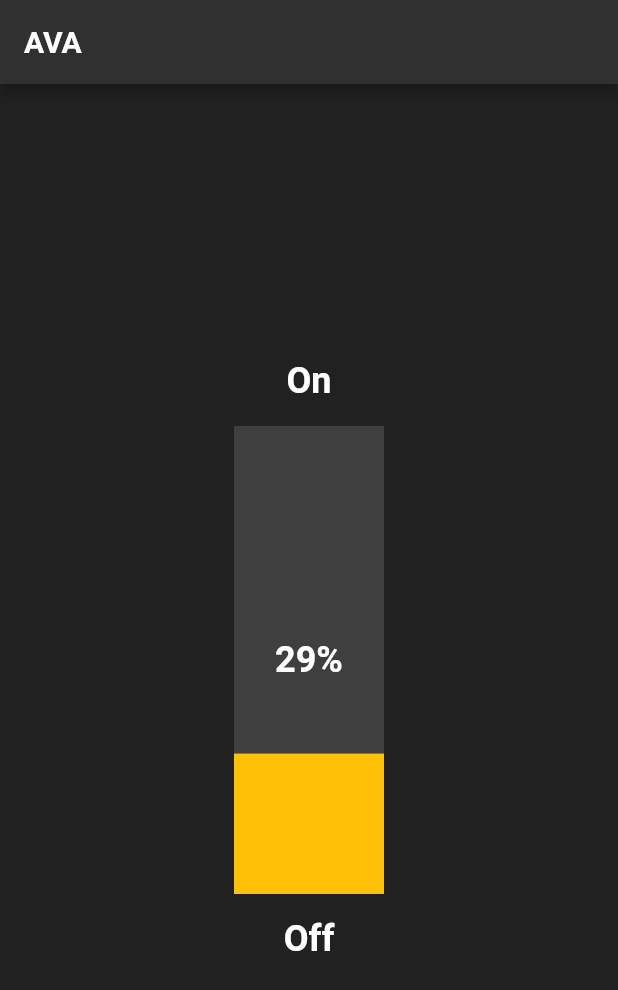
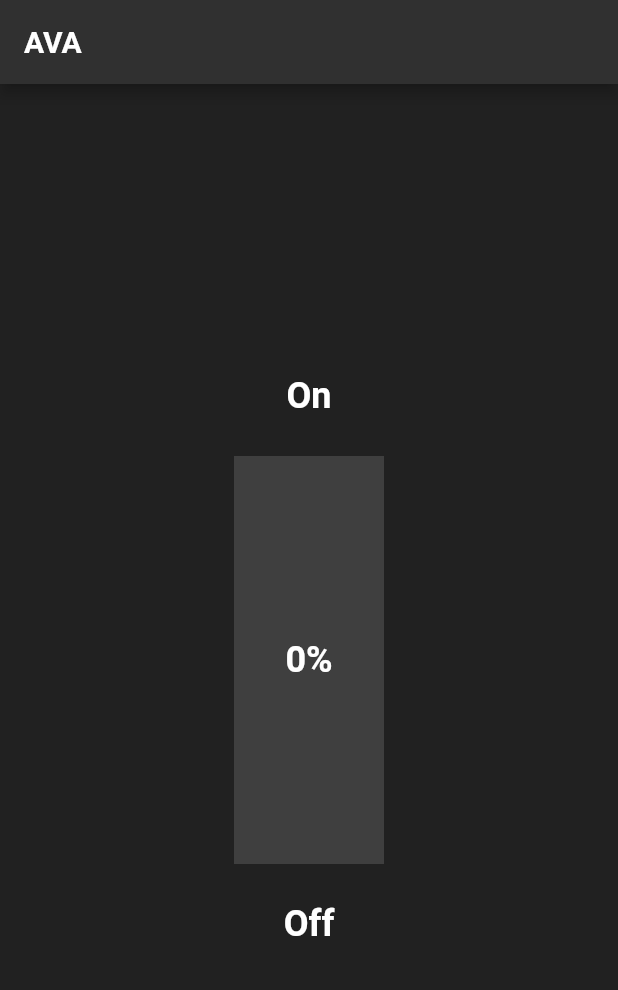
Before and after one commit to AVA-Assistant/AVA-App, a Flutter app: the screen it shows after launch, on a phone screen of 412 x 824 dp. Shown: the top 990 px of the screen. Run offline on Flutter 3.47's test engine with Material 2 defaults, Android fonts, the phone set to English and light mode, and no system bars.

Commit message:
Brightness control v2

```diff
--- a/lib/main.dart
+++ b/lib/main.dart
@@ -43,7 +43,7 @@ class SliderVerticalWidget extends StatefulWidget {
 }
 
 class _SliderVerticalWidgetState extends State<SliderVerticalWidget> {
-  double value = 75;
+  double value = 0;
 
   void state(double state) {
     changeLed(255 - state);
@@ -77,8 +77,8 @@ class _SliderVerticalWidgetState extends State<SliderVerticalWidget> {
         trackShape: const RectangularSliderTrackShape(),
 
         /// ticks in between
-        activeTickMarkColor: Colors.transparent,
-        inactiveTickMarkColor: Colors.transparent,
+        // activeTickMarkColor: Colors.transparent,
+        // inactiveTickMarkColor: Colors.transparent,
       ),
       child: SizedBox(
         height: 400,
@@ -96,10 +96,8 @@ class _SliderVerticalWidgetState extends State<SliderVerticalWidget> {
                       min: min,
                       max: max,
                       activeColor: Colors.amber,
-                      divisions: 20,
                       label: value.round().toString(),
                       onChanged: (value) => state(value),
-                      onChangeEnd: (value) => state(value),
                     ),
                   ),
                   Center(
@@ -123,9 +121,12 @@ class _SliderVerticalWidgetState extends State<SliderVerticalWidget> {
     );
   }
 
-  Widget buildSideLabel(String value) => Text(
-        value,
-        style: const TextStyle(
-            fontSize: 24, fontWeight: FontWeight.bold, color: Colors.white),
+  Widget buildSideLabel(String value) => TextButton(
+        onPressed: () => state(value == "On" ? 255 : 0),
+        child: Text(
+          value,
+          style: const TextStyle(
+              fontSize: 24, fontWeight: FontWeight.bold, color: Colors.white),
+        ),
       );
 }
```
Also changed, not shown: 4 other files.
